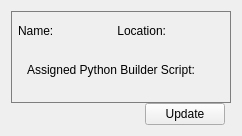
This is Code/Editor/Plugins/EditorAssetImporter/ImporterRootDisplay.ui in o3de/o3de as Qt 5 draws it before an edit. The edited form follows.
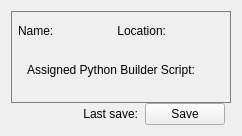
This is the edited form. Icons and pictures are not drawn. Custom widgets are drawn as their Qt base class.

Commit message: Scene Settings UI - updated save button logic

Diff of the .ui file:
```diff
--- a/Code/Editor/Plugins/EditorAssetImporter/ImporterRootDisplay.ui
+++ b/Code/Editor/Plugins/EditorAssetImporter/ImporterRootDisplay.ui
@@ -39,12 +39,29 @@
       </spacer>
      </item>
      <item>
-      <widget class="QPushButton" name="m_updateButton">
+      <widget class="QLabel" name="m_timeStampTitle">
+       <property name="text">
+        <string>Last save:</string>
+       </property>
+       <property name="alignment">
+        <set>Qt::AlignRight|Qt::AlignTrailing|Qt::AlignVCenter</set>
+       </property>
+      </widget>
+     </item>
+     <item>
+      <widget class="QLabel" name="m_timeStamp">
+       <property name="text">
+        <string/>
+       </property>
+      </widget>
+     </item>
+     <item>
+      <widget class="QPushButton" name="m_saveButton">
        <property name="toolTip">
         <string>Saves any changes to the scene settings to disk.</string>
        </property>
        <property name="text">
-        <string>Update</string>
+        <string>Save</string>
        </property>
       </widget>
      </item>
```
Lines whose indentation alone changed are shown as unchanged. The commit also changes 4 other files.
